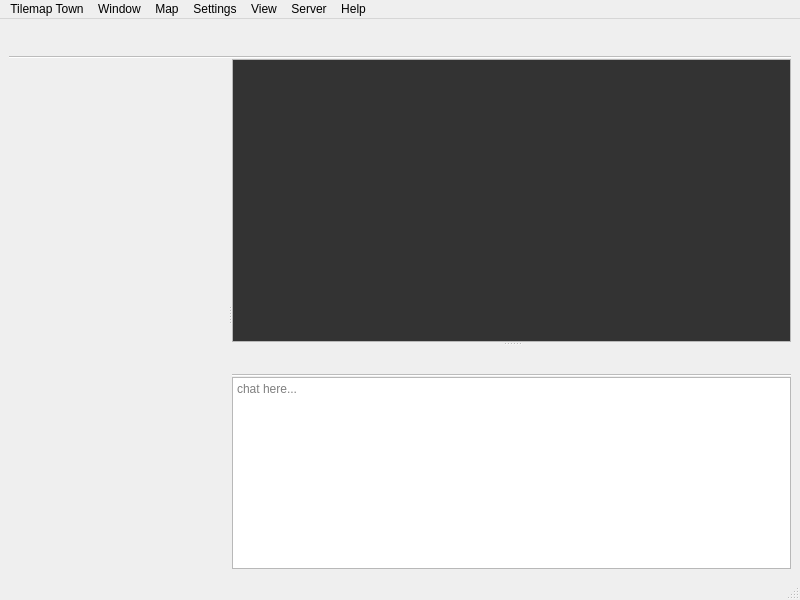
NovaSquirrel/TilemapTownDesktop, file mainwindow.ui: the form before one commit.
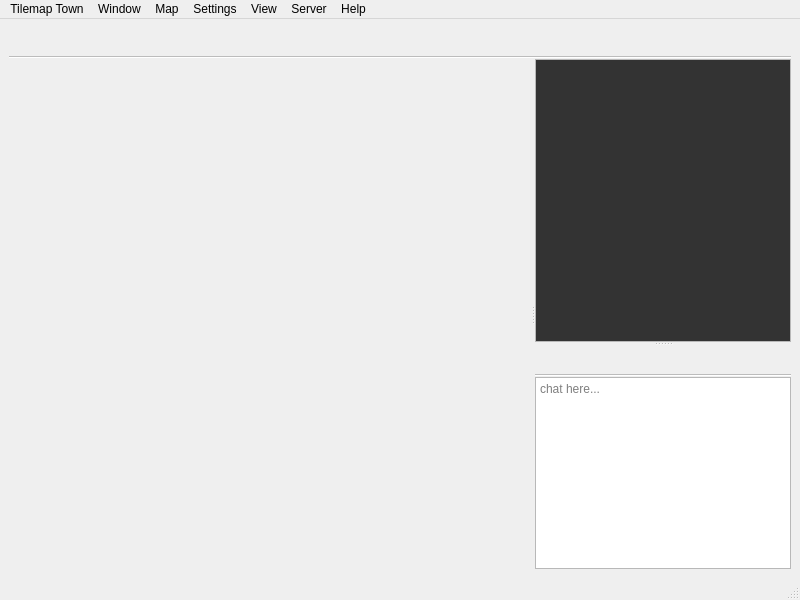
The form after the commit. Custom widgets are drawn as their Qt base class.

The edit to the form file:
```diff
--- a/mainwindow.ui
+++ b/mainwindow.ui
@@ -42,10 +42,26 @@
     </item>
     <item>
      <widget class="QSplitter" name="mapAndChatSplitter">
+      <property name="sizePolicy">
+       <sizepolicy hsizetype="Expanding" vsizetype="Preferred">
+        <horstretch>0</horstretch>
+        <verstretch>0</verstretch>
+       </sizepolicy>
+      </property>
       <property name="orientation">
        <enum>Qt::Orientation::Horizontal</enum>
       </property>
-      <widget class="TilemapTownMapView" name="tilemapTownMapView" native="true"/>
+      <widget class="TilemapTownMapView" name="tilemapTownMapView" native="true">
+       <property name="sizePolicy">
+        <sizepolicy hsizetype="Preferred" vsizetype="Preferred">
+         <horstretch>1</horstretch>
+         <verstretch>0</verstretch>
+        </sizepolicy>
+       </property>
+       <property name="focusPolicy">
+        <enum>Qt::FocusPolicy::StrongFocus</enum>
+       </property>
+      </widget>
       <widget class="QSplitter" name="chatViewInputSplitter">
        <property name="sizePolicy">
         <sizepolicy hsizetype="Preferred" vsizetype="Expanding">
@@ -74,7 +90,7 @@
 li.unchecked::marker { content: &quot;\2610&quot;; }
 li.checked::marker { content: &quot;\2612&quot;; }
 &lt;/style&gt;&lt;/head&gt;&lt;body style=&quot; font-family:'Segoe UI'; font-size:9pt; font-weight:400; font-style:normal;&quot; bgcolor=&quot;#333333&quot;&gt;
-&lt;p style=&quot;-qt-paragraph-type:empty; margin-top:0px; margin-bottom:0px; margin-left:0px; margin-right:0px; -qt-block-indent:0; text-indent:0px;&quot;&gt;&lt;br /&gt;&lt;/p&gt;&lt;/body&gt;&lt;/html&gt;</string>
+&lt;p style=&quot;-qt-paragraph-type:empty; margin-top:0px; margin-bottom:0px; margin-left:0px; margin-right:0px; -qt-block-indent:0; text-indent:0px; color:#ffffff;&quot;&gt;&lt;br /&gt;&lt;/p&gt;&lt;/body&gt;&lt;/html&gt;</string>
         </property>
         <property name="textInteractionFlags">
          <set>Qt::TextInteractionFlag::TextSelectableByKeyboard|Qt::TextInteractionFlag::TextSelectableByMouse</set>
```
Left out of the diff: 23 changed lines with no effect on the pictures.
